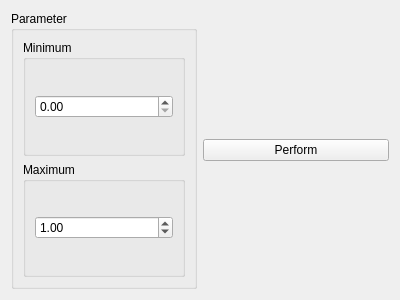
This is source/modules/rescale_intensity/RescaleIntensityWidget.ui in josefkoller/ambient_image_processor as Qt 5 draws it before an edit. The edited form follows.
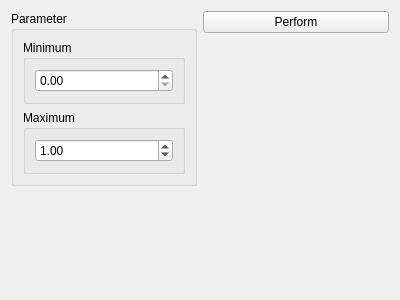
This is the edited form.

Commit message: ui format: maximize horizontally and align to top

The edit to the form file:
```diff
--- a/source/modules/rescale_intensity/RescaleIntensityWidget.ui
+++ b/source/modules/rescale_intensity/RescaleIntensityWidget.ui
@@ -14,7 +14,7 @@
    <string>Form</string>
   </property>
   <layout class="QHBoxLayout" name="horizontalLayout">
-   <item>
+   <item alignment="Qt::AlignTop">
     <widget class="QGroupBox" name="groupBox">
      <property name="title">
       <string>Parameter</string>
@@ -64,7 +64,7 @@
      </layout>
     </widget>
    </item>
-   <item>
+   <item alignment="Qt::AlignTop">
     <widget class="QPushButton" name="perform_button">
      <property name="text">
       <string>Perform</string>
```
The commit also changes 20 other files.
